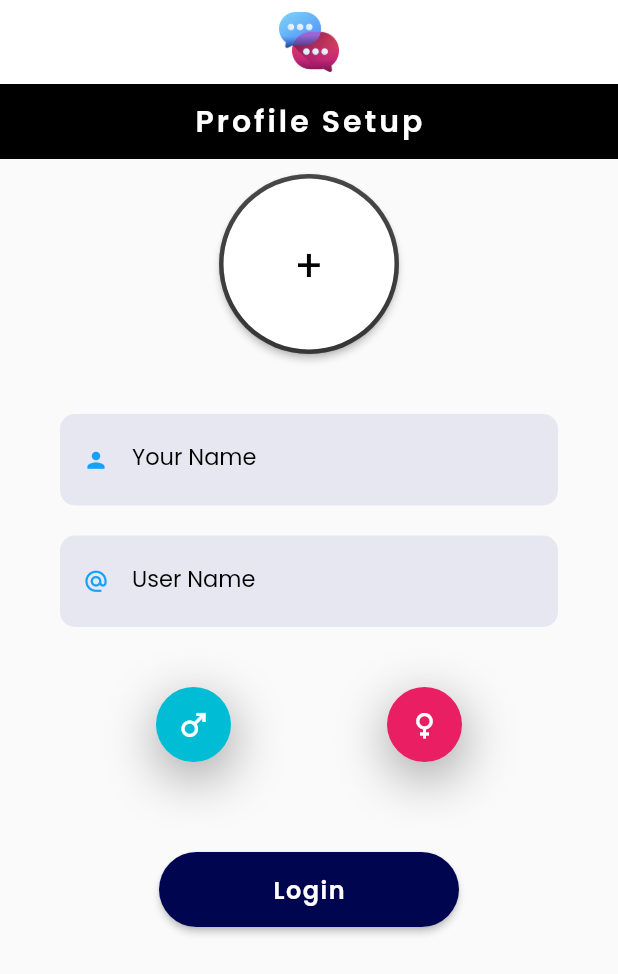
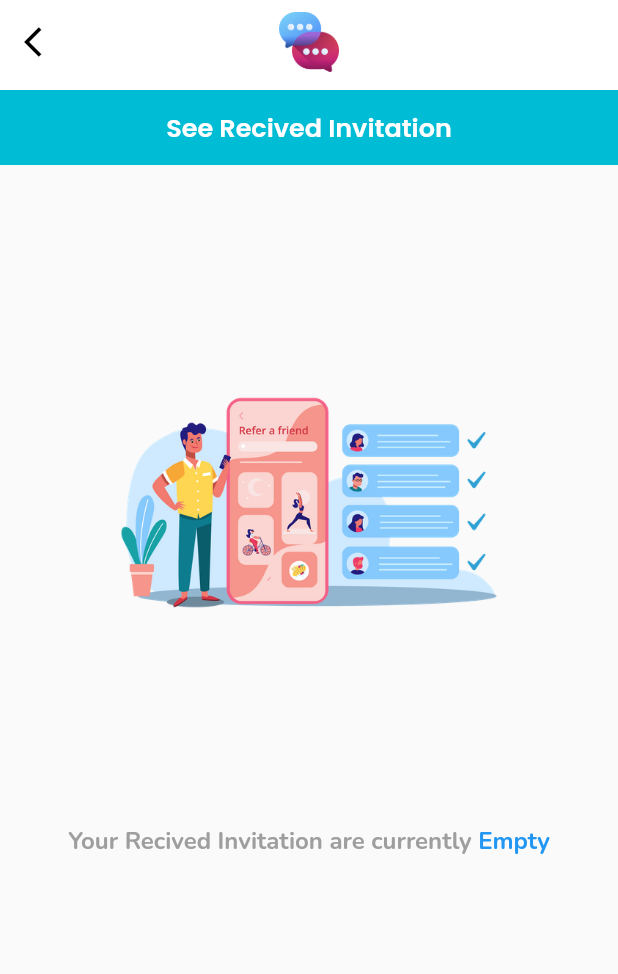
Before and after one commit to Abdul-Hafeez08/tyamo_app_Flutter, a Flutter app: the screen it shows after launch, on a phone screen of 412 x 824 dp. Shown: the top 974 px of the screen. Run offline on Flutter 3.47's test engine with Material 2 defaults, Android fonts, the light colour scheme and no system bars; drawn by our look-alikes of circular_profile_avatar, rounded_loading_button; our stand-ins replace google_fonts.

Commit message:
with invitation

```diff
--- /dev/null
+++ b/lib/Views/invitation/accept_invite.dart
@@ -0,0 +1,74 @@
+import 'package:flutter/material.dart';
+import 'package:google_fonts/google_fonts.dart';
+
+class AcceptInvite extends StatelessWidget {
+  const AcceptInvite({super.key});
+
+  @override
+  Widget build(BuildContext context) {
+    return Scaffold(
+      appBar: PreferredSize(
+        preferredSize: const Size.fromHeight(60),
+        child: AppBar(
+          elevation: 0,
+          backgroundColor: Colors.white,
+          centerTitle: true,
+          title: SizedBox(
+            height: 40,
+            child: Image.asset('assets/images/sms.png'),
+          ),
+          leading: Icon(
+            Icons.arrow_back_ios,
+            color: Colors.black,
+          ),
+        ),
+      ),
+      body: Column(
+        children: [
+          Container(
+            alignment: Alignment.center,
+            width: double.infinity,
+            height: 50,
+            color: Colors.cyan,
+            child: Text(
+              'See Recived Invitation',
+              style: GoogleFonts.poppins(
+                fontWeight: FontWeight.w600,
+                color: Colors.white,
+                fontSize: 17,
+              ),
+            ),
+          ),
+          const SizedBox(height: 60),
+          Container(
+            height: 330,
+            width: 330,
+            child: Image.asset(
+              'assets/images/invite.png',
+            ),
+          ),
+          const SizedBox(height: 50),
+          Row(
+            mainAxisAlignment: MainAxisAlignment.center,
+            children: [
+              Text(
+                'Your Recived Invitation are currently ',
+                style: GoogleFonts.nunito(
+                    fontWeight: FontWeight.w700,
+                    color: Colors.grey,
+                    fontSize: 16),
+              ),
+              Text(
+                'Empty',
+                style: GoogleFonts.nunito(
+                    fontWeight: FontWeight.w700,
+                    color: Colors.blue,
+                    fontSize: 16),
+              ),
+            ],
+          )
+        ],
+      ),
+    );
+  }
+}
--- a/lib/main.dart
+++ b/lib/main.dart
@@ -1,5 +1,7 @@
 import 'package:flutter/material.dart';
 import 'package:tyamo_app/Views/Auth/forgot_password.dart';
+import 'package:tyamo_app/Views/invitation/accept_invite.dart';
+import 'package:tyamo_app/Views/invitation/invite_friend.dart';
 import 'package:tyamo_app/Views/profile/profile_setup.dart';
 
 import 'Views/Auth/login.dart';
@@ -16,7 +18,7 @@ class MyApp extends StatelessWidget {
     return MaterialApp(
       debugShowCheckedModeBanner: false,
       title: 'Tyamo App',
-      home: ProfileSetup(),
+      home: AcceptInvite(),
     );
   }
 }
```
Also changed, not shown: lib/Views/invitation/invite_friend.dart (added, +146 -0 lines), lib/Views/profile/profile_setup.dart (+38 -11 lines), assets/images/back2.jpg (added), assets/images/invite.png (added), assets/images/search.jpg (added).
